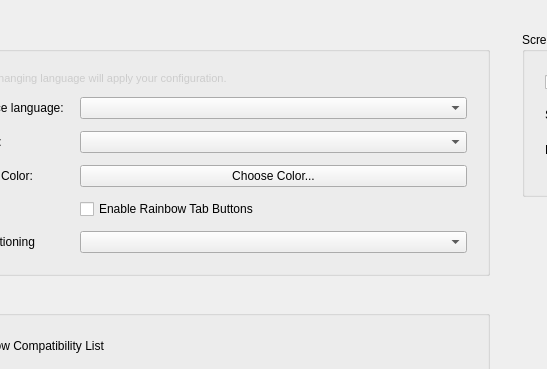
Old version of the form src/citron/configuration/configure_ui.ui in the repository citron-neo/emulator; both pictures show x 94 to 641 and y 0 to 369 of the 1200 by 800 pixel window.
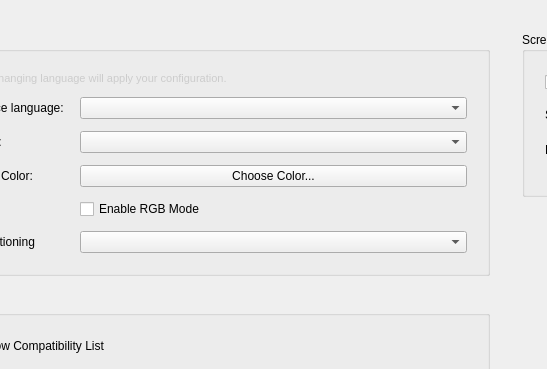
New version of the form.

Commit message: feat(ui): RGB Mode

```diff
--- a/src/citron/configuration/configure_ui.ui
+++ b/src/citron/configuration/configure_ui.ui
@@ -140,7 +140,10 @@
                                 <item row="4" column="1">
                                     <widget class="QCheckBox" name="rainbowModeCheckBox">
                                         <property name="text">
-                                            <string>Enable Rainbow Tab Buttons</string>
+                                            <string>Enable RGB Mode</string>
+                                        </property>
+                                        <property name="toolTip">
+                                            <string>May run slowly depending on hardware. Some tabs may not use RGB due to optimization purposes.</string>
                                         </property>
                                     </widget>
                                 </item>
```
